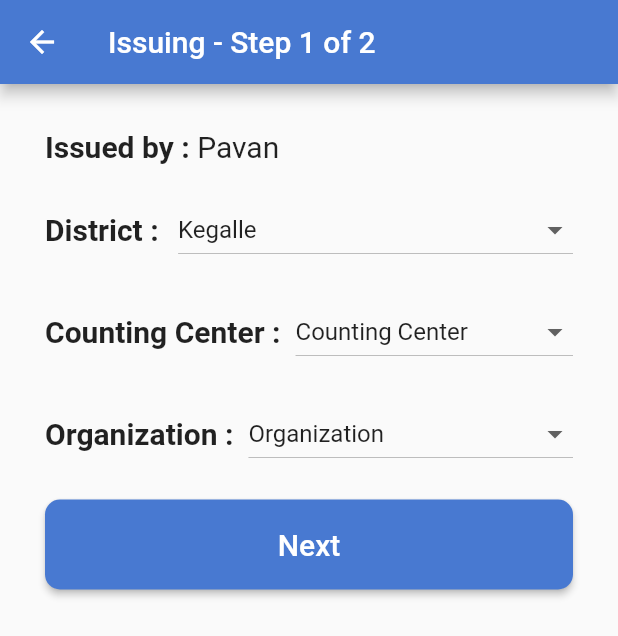
After one commit to ECLK/MAFT, a Flutter app: the HomePvScreen screen opened by its route, after a tap on "Issuing Process", on a phone screen of 412 x 824 dp. The commit adds this screen. Shown: the top 636 px of the screen. Run offline on Flutter 3.47's test engine with Material 2 defaults, Android fonts, the phone set to English and light mode, and no system bars; our stand-ins replace flutter_redux, image_picker, redux; network calls fail.

Commit message:
Issuing PV added

```diff
--- a/lib/routes.dart
+++ b/lib/routes.dart
@@ -11,13 +11,20 @@ import 'package:tabulation/screens/receiving_stepone.dart';
 import 'package:tabulation/screens/receiving_steptwo.dart';
 import 'package:tabulation/screens/widgets/camera_view.dart';
 import 'package:tabulation/screens/check_messages.dart';
+import 'package:tabulation/screens/homepv.dart';
+import 'package:tabulation/screens/issuing_pv_stepone.dart';
+import 'package:tabulation/screens/issuing_pv_steptwo.dart';
+
 
 final routes = {
   '/home': (BuildContext context) => new HomeScreen(),
+  '/homepv':(BuildContext context)=>new HomePvScreen(),
   '/': (BuildContext context) => new LoginScreen(),
   '/login': (BuildContext context) => new LoginScreen(),
   '/issuing-stepone': (BuildContext context) => new IssuingStepOneScreen(),
   '/issuing-steptwo': (BuildContext context) => new IssuingStepTwoScreen(),
+  '/issuing-stepone-pv':(BuildContext context)=>new IssuingPvStepOneScreen(),
+  '/issuing-steptwo-pv':(BuildContext context)=>new IssuingPvStepTwoScreen(),
   '/counting': (BuildContext context) => new CountingScreen(),
   '/receiving-stepone': (BuildContext context) => new ReceivingStepOne(),
   '/receiving-steptwo': (BuildContext context) => new ReceivingStepTwoScreen(),
--- /dev/null
+++ b/lib/screens/homepv.dart
@@ -0,0 +1,78 @@
+import 'package:flutter/material.dart';
+import 'package:flutter_redux/flutter_redux.dart';
+import 'package:tabulation/store/actions/office_actions.dart';
+import 'package:tabulation/store/app/app_state.dart';
+import 'package:tabulation/view_models/home_viewmodel.dart';
+
+class HomePvScreen extends StatelessWidget {
+  @override
+  Widget build(BuildContext context) {
+    return new Scaffold(
+      appBar: new AppBar(
+        backgroundColor: Color.fromRGBO(72, 121, 209, 1),
+        title: Text("Home"),
+        actions: <Widget>[
+          FlatButton(
+            textColor: Colors.white,
+            onPressed: () {
+              Navigator.of(context).pushReplacementNamed("/login");
+            },
+            child: Text("Log out"),
+            shape: CircleBorder(side: BorderSide(color: Colors.transparent)),
+          ),
+        ],
+        leading: new Container(),
+      ),
+      body: HomePv(),
+    );
+  }
+}
+
+class HomePv extends StatefulWidget {
+  @override
+  _HomePvState createState() {
+    return _HomePvState();
+  }
+}
+
+class _HomePvState extends State<HomePv> {
+  @override
+  Widget build(BuildContext context) {
+    return new Container(
+      width: double.infinity,
+      child: new StoreConnector<AppState, HomeViewModel>(
+          onInit: (store) {
+            store.dispatch(new FetchOficeAllAction());
+          },
+          converter: (store) => HomeViewModel.fromStore(store),
+          builder: (context, viewModel) {
+            return new Column(
+              crossAxisAlignment: CrossAxisAlignment.center,
+              children: <Widget>[
+                Padding(
+                  padding:
+                      const EdgeInsets.only(top: 30.0, right: 30.0, left: 30.0),
+                  child: new SizedBox(
+                    width: 350,
+                    height: 60.0,
+                    child: new RaisedButton(
+                      textColor: Colors.white,
+                      shape: new RoundedRectangleBorder(
+                          borderRadius: new BorderRadius.circular(10.0)),
+                      color: Color.fromRGBO(72, 121, 209, 1),
+                      child: Text(
+                        'Issuing Process',
+                        style: TextStyle(fontSize: 20),
+                      ),
+                      onPressed: () {
+                        Navigator.of(context).pushNamed('/issuing-stepone-pv');
+                      },
+                    ),
+                  ),
+                ),
+              ],
+            );
+          }),
+    );
+  }
+}
--- /dev/null
+++ b/lib/screens/issuing_pv_stepone.dart
@@ -0,0 +1,32 @@
+import 'package:flutter/material.dart';
+import 'package:tabulation/screens/widgets/issuing_pv_stepone_form.dart';
+
+class IssuingPvStepOneScreen extends StatefulWidget {
+  static String tag = 'login-page';
+  @override
+  _LoginPageState createState() => new _LoginPageState();
+}
+
+class _LoginPageState extends State<IssuingPvStepOneScreen> {
+  static String tag = 'home-page';
+
+  @override
+  Widget build(BuildContext context) {
+    final body = SingleChildScrollView(
+      padding: EdgeInsets.all(30.0),
+      child: Column(
+        children: <Widget>[
+          IssuingStepOneForm(),
+        ],
+      ),
+    );
+
+    return Scaffold(
+      appBar: AppBar(
+        backgroundColor: Color.fromRGBO(72, 121, 209, 1),
+        title: Text("Issuing - Step 1 of 2"),
+      ),
+      body: body,
+    );
+  }
+}
--- /dev/null
+++ b/lib/screens/widgets/issuing_pv_stepone_form.dart
@@ -0,0 +1,200 @@
+import 'package:flutter/material.dart';
+import 'package:flutter_redux/flutter_redux.dart';
+import 'package:tabulation/store/app/app_state.dart';
+import 'package:tabulation/store/models/office_request.dart';
+import 'package:tabulation/view_models/issuing_pv_viewmodel.dart';
+
+class IssuingStepOneForm extends StatefulWidget {
+  @override
+  _IssuingStepOneFormState createState() => new _IssuingStepOneFormState();
+}
+
+class _IssuingStepOneFormState extends State<IssuingStepOneForm> {
+  final _formKey = GlobalKey<FormState>();
+
+  @override
+  Widget build(BuildContext context) {
+    return StoreConnector<AppState, IssuingPvViewModel>(
+      converter: (store) => IssuingPvViewModel.fromStore(store),
+      builder: (context, viewModel) {
+        return new Form(
+          key: _formKey,
+          child: new Column(
+            children: getFormWidget(viewModel),
+          ),
+        );
+      },
+    );
+  }
+
+  List<Widget> getFormWidget(IssuingPvViewModel viewModel) {
+    List<Widget> formWidgets = new List();
+    List<Office> countingCenters = new List();
+
+    viewModel.offices.forEach((Office office) {
+      if (office.officeType == "CountingCentre") {
+        countingCenters.add(office);
+      }
+    });
+
+
+
+    final issuedBy = new Row(
+      children: <Widget>[
+        new Row(
+          mainAxisSize: MainAxisSize.max,
+          mainAxisAlignment: MainAxisAlignment.center,
+          children: [
+            new Text(
+              'Issued by :',
+              style: new TextStyle(fontWeight: FontWeight.bold, fontSize: 20.0),
+            ),
+            Padding(
+              padding: EdgeInsets.only(left: 5.0, right: 0.0),
+              child: new Text(
+                'Pavan',
+                style: new TextStyle(
+                    fontWeight: FontWeight.normal, fontSize: 20.0),
+              ),
+            ),
+          ],
+        ),
+      ],
+    );
+
+    final district = new Row(
+      children: <Widget>[
+        Padding(
+          padding: EdgeInsets.only(top: 20.0),
+          child: Text(
+            'District : ',
+            style: new TextStyle(fontWeight: FontWeight.bold, fontSize: 20.0),
+          ),
+        ),
+        new Expanded(
+          child: Padding(
+            padding: EdgeInsets.only(top: 20.0),
+            child: new Container(
+              padding: new EdgeInsets.only(left: 8.0),
+              child: new Column(
+                crossAxisAlignment: CrossAxisAlignment.start,
+                mainAxisAlignment: MainAxisAlignment.spaceAround,
+                children: <Widget>[
+                  DropdownButton(
+                    isExpanded: true,
+                    items: [
+                      new DropdownMenuItem(child: new Text("Kegalle")),
+                    ],
+                    hint: new Text("Select a district"),
+                    onChanged: (value) {},
+                  ),
+                ],
+              ),
+            ),
+          ),
+        ),
+      ],
+    );
+
+    final countingCenter = Row(
+      children: <Widget>[
+        Padding(
+          padding: const EdgeInsets.only(top: 20.0, right: 0.0, left: 0.0),
+          child: new Text(
+            'Counting Center : ',
+            style: new TextStyle(fontWeight: FontWeight.bold, fontSize: 20.0),
+          ),
+        ),
+        new Expanded(
+          child: Padding(
+            padding: EdgeInsets.only(top: 20.0),
+            child: new Container(
+              padding: new EdgeInsets.only(left: 5.0),
+              child: new Column(
+                crossAxisAlignment: CrossAxisAlignment.start,
+                mainAxisAlignment: MainAxisAlignment.spaceAround,
+                children: <Widget>[
+                  DropdownButton(
+                      isExpanded: true,
+                      items: [
+                        new DropdownMenuItem(
+                            child: new Text("Counting Center"))
+                      ],
+                      hint: new Text("Select Station"),
+                      onChanged: (value) {}),
+                ],
+              ),
+            ),
+          ),
+        ),
+      ],
+    );
+
+
+    final organization = Row(
+      children: <Widget>[
+        Padding(
+          padding: const EdgeInsets.only(top: 20.0, right: 0.0, left: 0.0),
+          child: Text(
+            'Organization : ',
+            style: new TextStyle(fontWeight: FontWeight.bold, fontSize: 20.0),
+          ),
+        ),
+        new Expanded(
+          child: Padding(
+            padding: EdgeInsets.only(top: 20.0),
+            child: new Container(
+              padding: new EdgeInsets.only(left: 5.0),
+              child: new Column(
+                crossAxisAlignment: CrossAxisAlignment.start,
+                mainAxisAlignment: MainAxisAlignment.spaceAround,
+                children: <Widget>[
+                  DropdownButton(
+                    isExpanded: true,
+                    items: [
+                      new DropdownMenuItem(child: new Text("Organization")),
+                    ],
+                    hint: new Text("Select organization"),
+                    onChanged: (_) {},
+                  ),
+                ],
+              ),
+            ),
+          ),
+        ),
+      ],
+    );
+
+
+
+    final btnNext = Padding(
+      padding: const EdgeInsets.only(top: 20.0, right: 0.0, left: 0.0),
+      child: new SizedBox(
+        width: double.infinity,
+        height: 60.0,
+        child: new RaisedButton(
+          textColor: Colors.white,
+          shape: new RoundedRectangleBorder(
+              borderRadius: new BorderRadius.circular(10.0)),
+          color: Color.fromRGBO(72, 121, 209, 1),
+          child: Text(
+            'Next',
+            style: TextStyle(fontSize: 20),
+          ),
+          onPressed: () {
+            viewModel.createInvoice();
+          },
+        ),
+      ),
+    );
+
+    formWidgets.add(issuedBy);
+    formWidgets.add(district);
+    formWidgets.add(countingCenter);
+    formWidgets.add(organization);
+
+    formWidgets.add(btnNext);
+
+    return formWidgets;
+  }
+}
--- a/lib/store/actions/invoice_actions.dart
+++ b/lib/store/actions/invoice_actions.dart
@@ -10,7 +10,15 @@ class PostInvoiceAction {
   PostInvoiceAction(this.electionId, this.issuedToId, this.issuingOfficeId,
       this.receivingOfficeId);
 }
+class PostInvoiceActionPv {
+  int electionId;
+  int issuedToId;
+  int issuingOfficeId;
+  int receivingOfficeId;
 
+  PostInvoiceActionPv(this.electionId, this.issuedToId, this.issuingOfficeId,
+      this.receivingOfficeId);
+}
 class PostInvoiceReceivingAction {
   int electionId;
   int issuedToId;
@@ -41,6 +49,7 @@ class UpdateReceivingOffice {
 class NavigateToIssuingStepTwoAction{}
 
 class NavigateToReceivingStepTwoAction{}
+class NavigateToIssuingPvStepTwoAction{}
 
 // class PostInvoiceStationaryItemAction {
 //   int invoiceId;
--- a/lib/store/middleware/api_middleware.dart
+++ b/lib/store/middleware/api_middleware.dart
@@ -22,7 +22,10 @@ class APIMiddleware extends MiddlewareClass<AppState> {
       postInvoice(next, action.electionId, action.issuedToId,
           action.issuingOfficeId, action.receivingOfficeId);
     }
-
+ if (action is PostInvoiceActionPv) {
+      postInvoicePv(next, action.electionId, action.issuedToId,
+          action.issuingOfficeId, action.receivingOfficeId);
+    }
     if (action is PostInvoiceReceivingAction) {
       postInvoiceReceiving(next, action.electionId, action.issuedToId,
           action.issuingOfficeId, action.receivingOfficeId);
@@ -77,7 +80,29 @@ class APIMiddleware extends MiddlewareClass<AppState> {
     next(new NavigateToIssuingStepTwoAction());
     next(new InvoiceResponseAction(invoice));
   }
+void postInvoicePv(NextDispatcher next, int electionId, int officeId,
+      int issuingOfficeId, int receivingOfficeId) async {
+    Map post = {
+      "electionId": electionId,
+      "issuedTo": officeId,
+      "issuingOfficeId": issuingOfficeId,
+      "receivingOfficeId": receivingOfficeId
+    };
 
+   /*  var response = await http.post(
+        Uri.encodeFull("https://dev.tabulation.ecdev.opensource.lk/invoice"),
+        headers: {
+          "Accept": "application/json",
+          "Content-Type": "application/json"
+        },
+        body: utf8.encode(json.encode(post)));
+
+    final jsonResponse = json.decode(response.body);
+    InvoiceModel invoice = InvoiceModel.fromJson(jsonResponse); */
+
+    next(new NavigateToIssuingPvStepTwoAction());
+    //next(new InvoiceResponseAction(invoice));
+  }
   void postBallotBook(NextDispatcher next, int electionId, int invoiceId,
       String ballotBookFrom, String ballotBookTo) async {
     Map post = {
--- a/lib/store/middleware/navigation_middleware.dart
+++ b/lib/store/middleware/navigation_middleware.dart
@@ -8,7 +8,10 @@ class NavigationMiddleware extends MiddlewareClass<AppState> {
   @override
   void call(Store<AppState> store, dynamic action, NextDispatcher next) {
     if (action is NavigateToRegistrationAction) {
-      Keys.navKey.currentState.pushNamed("/home");
+      if (store.state.authState.username == "aropv")
+        Keys.navKey.currentState.pushNamed("/homepv");
+      else
+        Keys.navKey.currentState.pushNamed("/home");
     }
 
     if (action is NavigateToIssuingStepTwoAction) {
@@ -17,6 +20,9 @@ class NavigationMiddleware extends MiddlewareClass<AppState> {
     if (action is NavigateToReceivingStepTwoAction) {
       Keys.navKey.currentState.pushNamed("/receiving-steptwo");
     }
+        if (action is NavigateToIssuingPvStepTwoAction) {
+      Keys.navKey.currentState.pushNamed("/issuing-steptwo-pv");
+    }
 
     next(action);
   }
--- /dev/null
+++ b/lib/view_models/issuing_pv_viewmodel.dart
@@ -0,0 +1,38 @@
+import 'package:redux/redux.dart';
+import 'package:tabulation/store/actions/invoice_actions.dart';
+import 'package:tabulation/store/app/app_state.dart';
+import 'package:tabulation/store/models/invoice_response.dart';
+import 'package:tabulation/store/models/office_request.dart';
+
+class IssuingPvViewModel {
+  final List<Office> offices;
+  final InvoiceModel invoice;
+  final Function() createInvoice;
+  final Function navigateToIssuingStepTwoAction;
+  final Function(int issuingOfficeId) updateIssuingOffice;
+  final Function(int receivingOfficeId) updateReceivingOffice;
+
+  IssuingPvViewModel(
+      {this.offices,
+      this.invoice,
+      this.createInvoice,
+      this.navigateToIssuingStepTwoAction,
+      this.updateIssuingOffice,
+      this.updateReceivingOffice});
+
+  static IssuingPvViewModel fromStore(Store<AppState> store) {
+    return IssuingPvViewModel(
+        offices: store.state.officeState.offices,
+        invoice: InvoiceModel.fromState(store.state.invoiceState),
+        createInvoice:
+            () {
+          store.dispatch(new PostInvoiceActionPv(
+              store.state.invoiceState.electionId, store.state.invoiceState.issuedToId, store.state.invoiceState.issuingOfficeId, store.state.invoiceState.receivingOfficeId));
+        },
+        navigateToIssuingStepTwoAction: () =>
+            store.dispatch(new NavigateToIssuingPvStepTwoAction()),
+        updateIssuingOffice: (issuingOfficeId) => store.dispatch(new UpdateIssuingOffice(issuingOfficeId)),
+        updateReceivingOffice: (receivingOfficeId) => store.dispatch(new UpdateReceivingOffice(receivingOfficeId))
+        );
+  }
+}
```
Also changed, not shown: lib/screens/issuing_pv_steptwo.dart (added, +30 -0 lines), lib/screens/widgets/issuing_pv_steptwo_form.dart (added, +154 -0 lines), lib/view_models/issuing_pv_steptwo_viewmodel.dart (added, +46 -0 lines).
